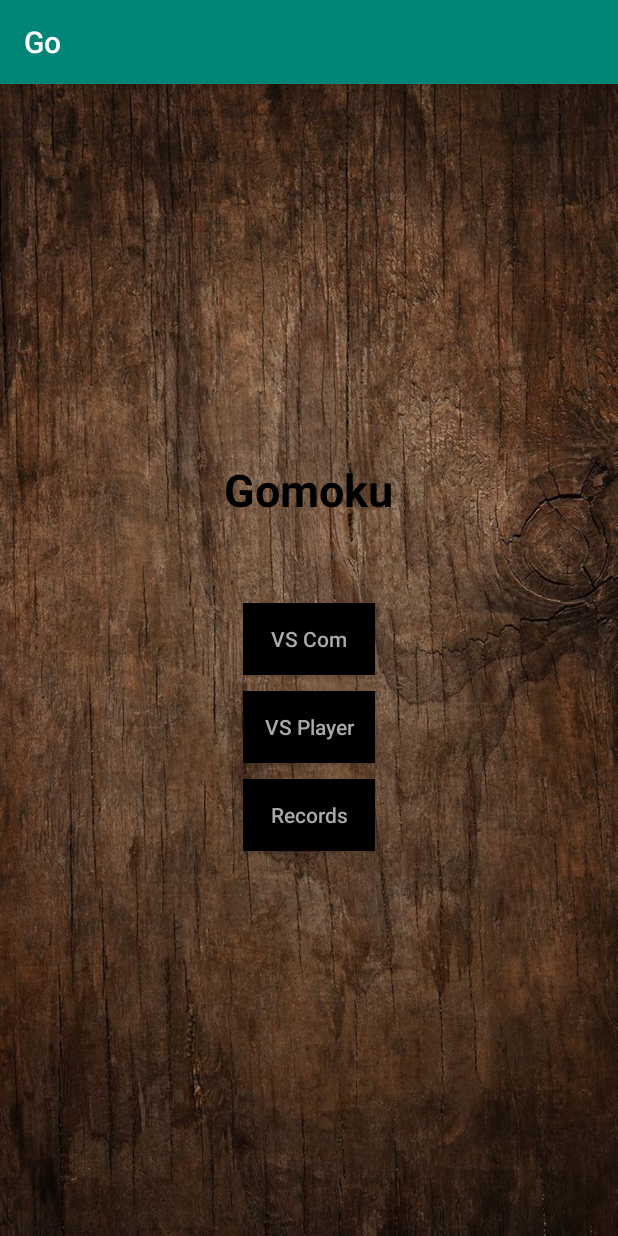
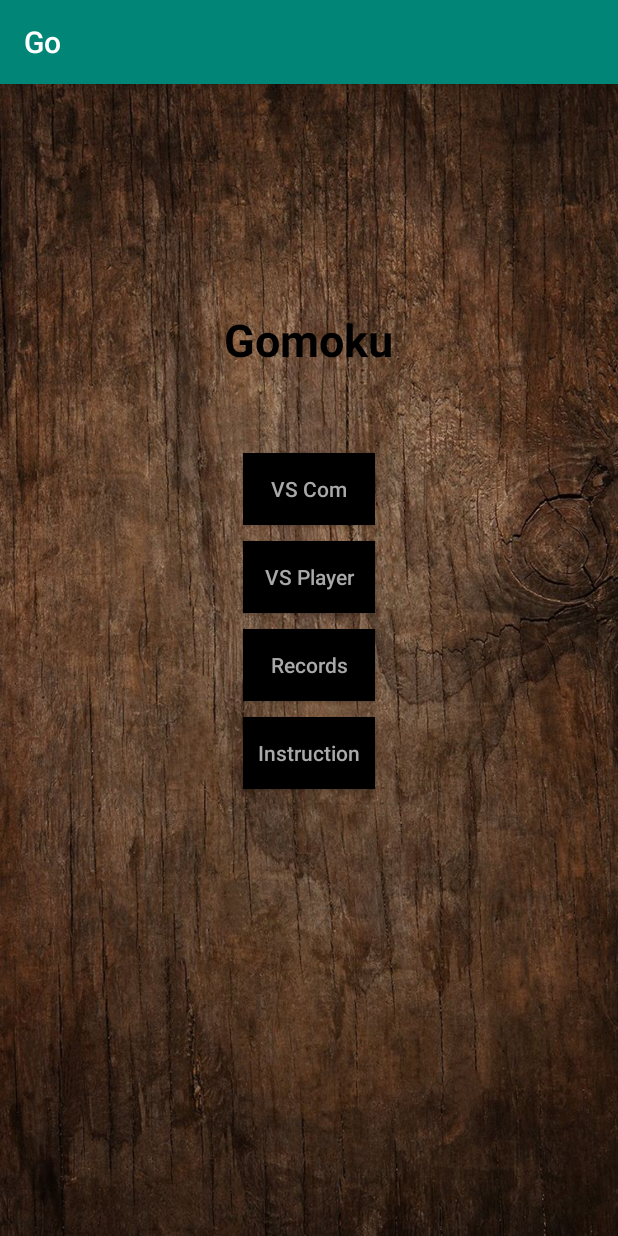
Before and after one commit to Hala-Alsouly/assignapp2019s1, an Android app: the screen it shows after launch (MainActivity), on a phone screen of 412 x 824 dp. Run offline under Robolectric (Android 15) with nearby library versions, the phone set to English and light mode, and no system bars.

Commit message:
Adding tests, icon and instruction

```diff
--- a/app/src/main/AndroidManifest.xml
+++ b/app/src/main/AndroidManifest.xml
@@ -4,11 +4,12 @@
 
     <application
         android:allowBackup="true"
-        android:icon="@mipmap/ic_launcher"
+        android:icon="@drawable/gomoku_icon"
         android:label="@string/app_name"
-        android:roundIcon="@mipmap/ic_launcher_round"
+        android:roundIcon="@drawable/gomoku_icon"
         android:supportsRtl="true"
         android:theme="@style/AppTheme">
+        <!-- The icon from https://www.kisspng.com/png-xiangqi-chess-gomoku-tablero-de-juego-chinese-ches-287896/-->
         <activity android:name=".MainActivity">
             <intent-filter>
                 <action android:name="android.intent.action.MAIN" />
--- a/app/src/main/java/com/example/go/Game.java
+++ b/app/src/main/java/com/example/go/Game.java
@@ -4,6 +4,7 @@ import android.content.Context;
 import android.content.Intent;
 import android.content.res.Resources;
 import android.graphics.drawable.Drawable;
+import android.media.MediaPlayer;
 import android.os.Bundle;
 import android.support.v7.app.AppCompatActivity;
 import android.util.DisplayMetrics;
--- a/app/src/main/res/layout/activity_main.xml
+++ b/app/src/main/res/layout/activity_main.xml
@@ -17,7 +17,7 @@
         android:textColor="@color/Black"
         android:textAllCaps="false"
         android:layout_centerHorizontal="true"
-        android:layout_marginTop="250dp"
+        android:layout_marginTop="150dp"
         />
 
     <LinearLayout
@@ -59,6 +59,16 @@
             android:textColor="@color/DarkGray"
             android:background="@color/Black"
             android:onClick="onClick_CheckRecords"/>
+        <Button
+            android:id="@+id/game_instruction"
+            android:text="Instruction"
+            android:textAllCaps="false"
+            android:layout_width="wrap_content"
+            android:layout_height="wrap_content"
+            android:layout_margin="5dp"
+            android:textColor="@color/DarkGray"
+            android:background="@color/Black"
+            android:onClick="onClick_Instructions"/>
 
     </LinearLayout>
 </RelativeLayout>
--- a/app/src/main/res/values/strings.xml
+++ b/app/src/main/res/values/strings.xml
@@ -1,3 +1,7 @@
 <resources>
     <string name="app_name">Go</string>
+    <string name="instruction">Players taking turn to place black and white stones on the board, and
+        whoever has 5 stones in a row first (horizontally, vertically, or diagonally) wins the game.
+        If the bomb stone is placed on the board, the surrounding placed stones will blow up (vanish).
+        The bomb stone can be activated by pressing the button "Bomb"</string>
 </resources>
```
Also changed, not shown: app/src/main/java/com/example/go/MainActivity.java (+17 -0 lines), 1 other file.
